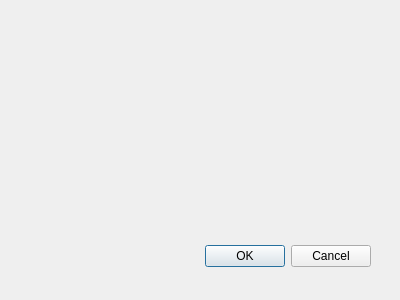
angelinepi/geo_journey, file geo_journey_dialog_base.ui: the form before one commit.
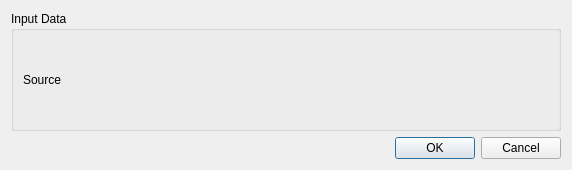
The form after the commit. Custom widgets are drawn as their Qt base class.

Commit message: feat: inputQgsFileWidget-csv

```diff
--- a/geo_journey_dialog_base.ui
+++ b/geo_journey_dialog_base.ui
@@ -1,34 +1,75 @@
 <ui version="4.0" >
  <class>GeoJourneyDialogBase</class>
- <widget class="QDialog" name="GeoJourneyDialogBase" >
-  <property name="geometry" >
+ <widget class="QDialog" name="GeoJourneyDialogBase">
+  <property name="geometry">
    <rect>
     <x>0</x>
     <y>0</y>
-    <width>400</width>
-    <height>300</height>
+    <width>568</width>
+    <height>167</height>
    </rect>
   </property>
   <property name="windowTitle" >
    <string>Geo Journey</string>
   </property>
-  <widget class="QDialogButtonBox" name="button_box" >
-   <property name="geometry" >
-    <rect>
-     <x>30</x>
-     <y>240</y>
-     <width>341</width>
-     <height>32</height>
-    </rect>
-   </property>
-   <property name="orientation" >
-    <enum>Qt::Horizontal</enum>
-   </property>
-   <property name="standardButtons" >
-    <set>QDialogButtonBox::Cancel|QDialogButtonBox::Ok</set>
-   </property>
-  </widget>
+  <layout class="QGridLayout" name="gridLayout">
+   <item row="1" column="1">
+    <widget class="QDialogButtonBox" name="button_box">
+     <property name="orientation">
+      <enum>Qt::Horizontal</enum>
+     </property>
+     <property name="standardButtons">
+      <set>QDialogButtonBox::Cancel|QDialogButtonBox::Ok</set>
+     </property>
+    </widget>
+   </item>
+   <item row="0" column="0" colspan="2">
+    <widget class="QGroupBox" name="inputgroupBox">
+     <property name="minimumSize">
+      <size>
+       <width>550</width>
+       <height>120</height>
+      </size>
+     </property>
+     <property name="maximumSize">
+      <size>
+       <width>650</width>
+       <height>440</height>
+      </size>
+     </property>
+     <property name="title">
+      <string>Input Data</string>
+     </property>
+     <layout class="QGridLayout" name="gridLayout_2">
+      <item row="0" column="1">
+       <widget class="QgsFileWidget" name="inputmQgsFileWidget">
+        <property name="filter">
+         <string>Fichiers CSV (*.csv);;Fichiers texte (*.txt);;Tous les fichiers (*)</string>
+        </property>
+        <property name="storageMode">
+         <enum>QgsFileWidget::GetFile</enum>
+        </property>
+       </widget>
+      </item>
+      <item row="0" column="0">
+       <widget class="QLabel" name="label">
+        <property name="text">
+         <string>Source</string>
+        </property>
+       </widget>
+      </item>
+     </layout>
+    </widget>
+   </item>
+  </layout>
  </widget>
+ <customwidgets>
+  <customwidget>
+   <class>QgsFileWidget</class>
+   <extends>QWidget</extends>
+   <header>qgsfilewidget.h</header>
+  </customwidget>
+ </customwidgets>
  <resources/>
  <connections>
   <connection>
```
Left out of the diff: 29 changed lines with no effect on the pictures. The commit also changes 1 other file.
